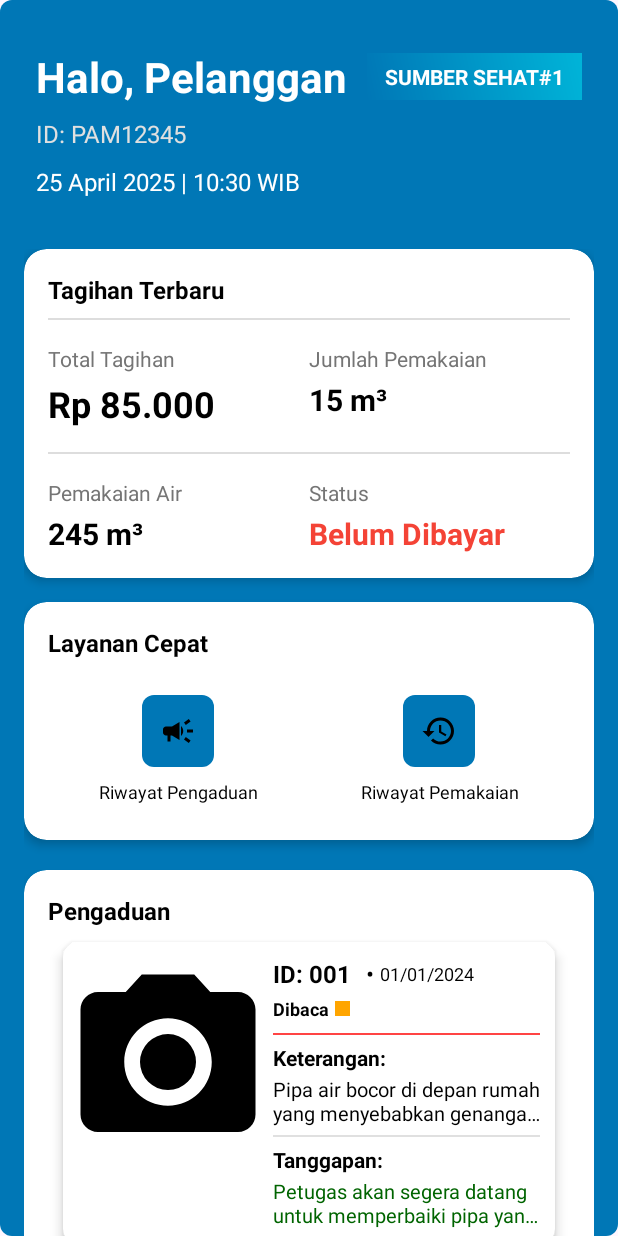
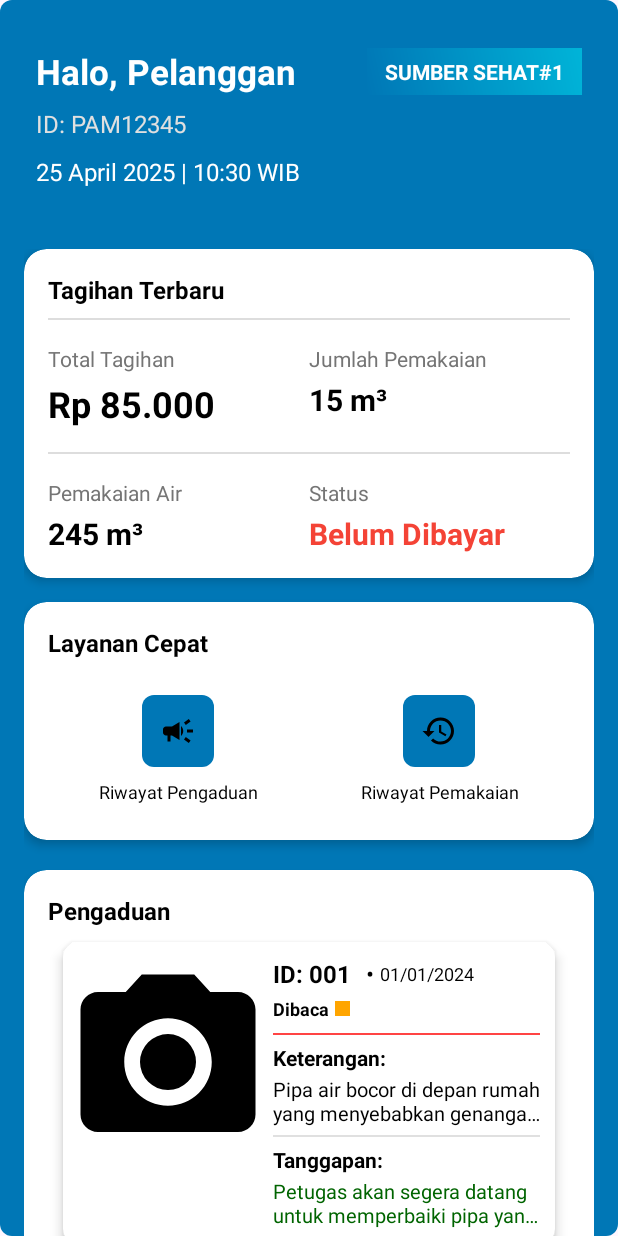
Before and after one commit to mazkama/pamsimas_mobile, an Android app built with Jetpack Compose: the layout fragment_beranda_pelanggan.xml on its own in the app's theme, with its tools: preview values and no code run, on a phone screen of 412 x 824 dp. Run offline under Robolectric (Android 15) with nearby library versions, the phone set to English and light mode, and no system bars.

Commit message:
Memperbarui dashboard pelanggan

```diff
--- a/app/src/main/java/ahmat/dafa/pamsimas/pelanggan/fragment/BerandaPelangganFragment.kt
+++ b/app/src/main/java/ahmat/dafa/pamsimas/pelanggan/fragment/BerandaPelangganFragment.kt
@@ -68,7 +68,7 @@ class BerandaPelangganFragment : Fragment() {
 
         val id_pelanggan = sharedPreferences.getString("id", null)
         val nama = sharedPreferences.getString("nama", null)
-        b.tvCustomerName.text = "Halo,\n${nama}" ?: "Tidak Ditemukan"
+        b.tvCustomerName.text = "Halo, pelanggan\n${nama}" ?: "Tidak Ditemukan"
         b.tvCustomerId.text = "ID: PAMS ${id_pelanggan}" ?: "-"
         b.tvWaterStatus.text = "SUMBER SEHAT#${id_pelanggan ?: 0}"
 
--- a/app/src/main/res/layout/fragment_beranda_pelanggan.xml
+++ b/app/src/main/res/layout/fragment_beranda_pelanggan.xml
@@ -37,7 +37,7 @@
                     android:layout_marginTop="32dp"
                     android:text="Halo, Pelanggan"
                     android:textColor="#FFFFFF"
-                    android:textSize="28sp"
+                    android:textSize="23sp"
                     android:textStyle="bold"
                     app:layout_constraintStart_toStartOf="parent"
                     app:layout_constraintTop_toTopOf="parent" />
```
